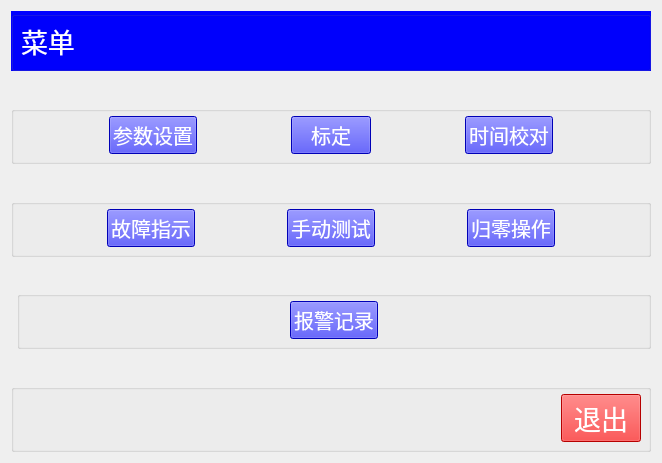
First picture: the form in chengyi_Qt4linux/form_meun.ui, repository wsh01/batch-feeder, before the edit.
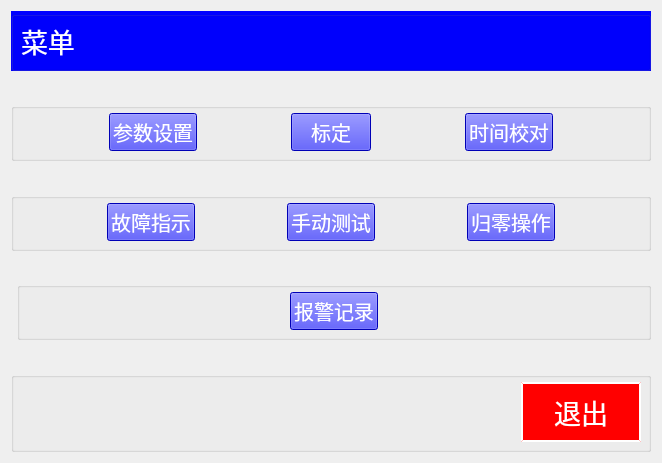
Second picture: the form after the edit.

Diff of the .ui file:
```diff
--- a/chengyi_Qt4linux/form_meun.ui
+++ b/chengyi_Qt4linux/form_meun.ui
@@ -382,6 +382,18 @@
       </item>
       <item row="0" column="1">
        <widget class="QPushButton" name="btn_Quit">
+        <property name="minimumSize">
+         <size>
+          <width>120</width>
+          <height>60</height>
+         </size>
+        </property>
+        <property name="maximumSize">
+         <size>
+          <width>120</width>
+          <height>60</height>
+         </size>
+        </property>
         <property name="font">
          <font>
           <pointsize>20</pointsize>
@@ -390,8 +402,12 @@
         </property>
         <property name="styleSheet">
          <string notr="true">QPushButton { background-color:rgb(255, 0, 0);} 
-QPushButton:hover { background-color: rgb(255,100, 0); }
-QPushButton {color:rgb(255, 255, 255);}</string>
+QPushButton:hover { background-color: rgb(255, 50, 0); }
+QPushButton {color:rgb(255, 255, 255);
+                             border-style: outset;
+                           	border-width: 2px;
+	                         border-color: white;}
+</string>
         </property>
         <property name="text">
          <string>退出</string>
```
